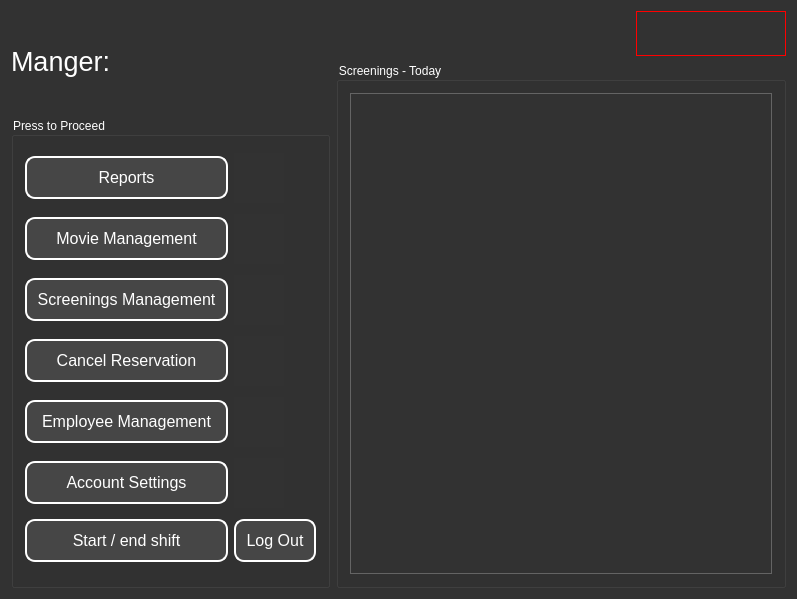
Old version of the form AdminPage.ui in the repository JustKoshi/QTCinemaProject.
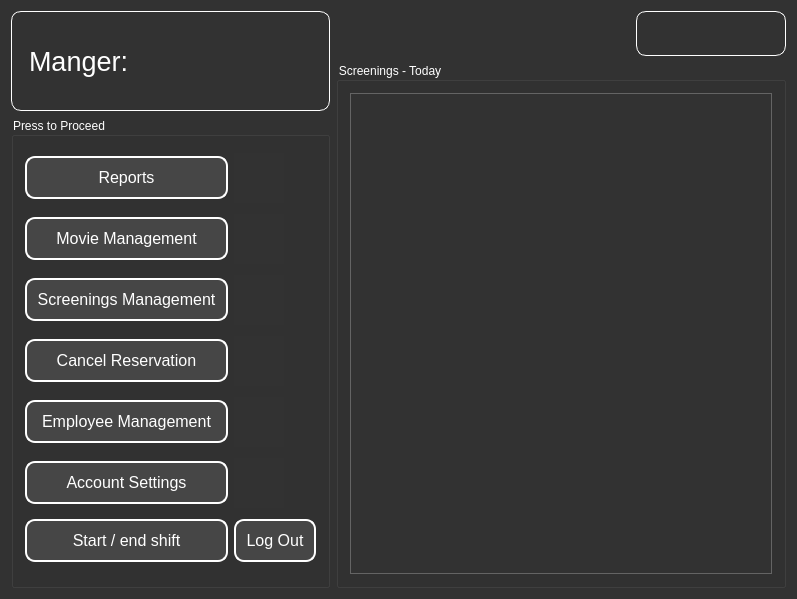
New version of the form. Icons and pictures are not drawn.

Commit message: finished AdminPage ui

What changed in the file:
```diff
--- a/AdminPage.ui
+++ b/AdminPage.ui
@@ -46,6 +46,9 @@
         <property name="styleSheet">
          <string notr="true">QLabel{
 color: white;
+border: 1px solid white;
+    border-radius: 10px;
+          padding: 10px;
 }</string>
         </property>
         <property name="text">
@@ -540,8 +543,10 @@
         </property>
         <property name="styleSheet">
          <string notr="true">QLabel{
-border: 1px solid rgb(255, 0, 0);
+border: 1px solid rgb(255,255,255);
 color: white;
+ border-radius: 10px;
+  padding: 10px;
 }</string>
         </property>
         <property name="text">
```
The commit also changes 3 other files.
